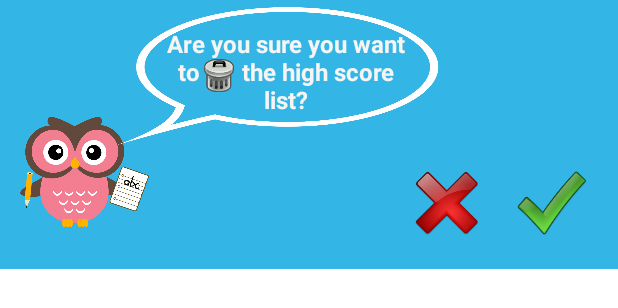
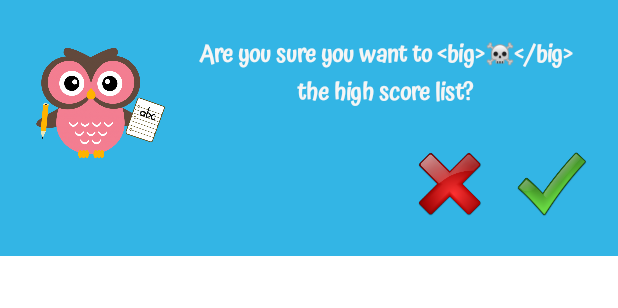
Before and after one commit to dennisbr3003/MathThingy, an Android app: the layout dialog_delete_highscore.xml on its own in the app's theme, with its tools: preview values and no code run, on a phone screen of 412 x 824 dp. Shown: the top 308 px of the screen. Run offline under Robolectric (Android 15) with nearby library versions, the phone set to English and light mode, and no system bars; network calls fail.

Commit message:
Code clean-up

```diff
--- a/app/build.gradle
+++ b/app/build.gradle
@@ -3,7 +3,7 @@ plugins {
 }
 
 android {
-    compileSdk 34
+    compileSdk 35
 
     defaultConfig {
         applicationId "com.dennis_brink.android.mymaththingy"
@@ -32,7 +32,9 @@ dependencies {
 
     implementation 'androidx.appcompat:appcompat:1.7.0'
     implementation 'com.google.android.material:material:1.12.0'
-    implementation 'androidx.constraintlayout:constraintlayout:2.1.4'
+    implementation 'androidx.constraintlayout:constraintlayout:2.2.0'
+    // https://stackoverflow.com/questions/37904739/html-fromhtml-deprecated-in-android-n
+    implementation 'androidx.core:core:1.15.0'
     implementation files('../libs/commons-lang3-3.12.0.jar')
     testImplementation 'junit:junit:4.13.2'
     androidTestImplementation 'androidx.test.ext:junit:1.2.1'
--- a/app/src/main/java/com/dennis_brink/android/mymaththingy/IHighScoreDialogListener.java
+++ /dev/null
@@ -1,5 +0,0 @@
-package com.dennis_brink.android.mymaththingy;
-
-public interface IHighScoreDialogListener {
-    void processHighScoreName(String text, String key);
-}
--- a/app/src/main/java/com/dennis_brink/android/mymaththingy/gamecore/GameCore.java
+++ b/app/src/main/java/com/dennis_brink/android/mymaththingy/gamecore/GameCore.java
@@ -79,7 +79,6 @@ public class GameCore extends Application implements IGameCore {
         try {
             webClient.saveScores();
         } catch (JsonProcessingException e) {
-            // sendRegistrationFailure( e.getMessage());
             Log.d("DENNIS_B", "error using webclient " + e.getMessage());
         }
     }
--- a/app/src/main/res/layout/actionbar.xml
+++ b/app/src/main/res/layout/actionbar.xml
@@ -15,7 +15,7 @@
         android:layout_width="50dp"
         android:layout_height="50dp"
         android:padding="5dp"
-        android:src="@drawable/game_icon"
+        android:src="@drawable/game_icon_v3"
         app:layout_constraintBottom_toBottomOf="parent"
         app:layout_constraintStart_toStartOf="parent"
         app:layout_constraintTop_toTopOf="parent"
--- a/app/src/main/res/layout/dialog_delete_highscore.xml
+++ b/app/src/main/res/layout/dialog_delete_highscore.xml
@@ -7,37 +7,27 @@
     android:background="@color/holo_blue_light">
 
     <ImageView
-        android:id="@+id/imageView3"
+        android:id="@+id/ivOwlNote"
         android:layout_width="86dp"
         android:layout_height="89dp"
-        android:layout_marginStart="13dp"
-        android:layout_marginTop="70dp"
-        android:layout_marginBottom="20dp"
-        app:layout_constraintBottom_toBottomOf="parent"
+        android:layout_marginStart="24dp"
+        android:layout_marginTop="24dp"
+        android:layout_marginEnd="8dp"
+        app:layout_constraintEnd_toStartOf="@+id/txtMessage"
         app:layout_constraintStart_toStartOf="parent"
         app:layout_constraintTop_toTopOf="parent"
         app:srcCompat="@drawable/owl_note" />
 
     <ImageView
-        android:id="@+id/imgTrashCan"
-        android:layout_width="20dp"
-        android:layout_height="23dp"
-        app:layout_constraintBottom_toBottomOf="@+id/txtMessage"
-        app:layout_constraintEnd_toEndOf="@+id/txtMessage"
-        app:layout_constraintHorizontal_bias="0.183"
-        app:layout_constraintStart_toStartOf="@+id/txtMessage"
-        app:layout_constraintTop_toTopOf="@+id/txtMessage"
-        app:layout_constraintVertical_bias="0.583"
-        app:srcCompat="@drawable/delete_trash_color" />
-
-    <ImageView
         android:id="@+id/imgOk"
         android:layout_width="48dp"
         android:layout_height="48dp"
+        android:layout_marginTop="24dp"
         android:layout_marginEnd="20dp"
-        android:layout_marginBottom="20dp"
+        android:layout_marginBottom="24dp"
         app:layout_constraintBottom_toBottomOf="parent"
         app:layout_constraintEnd_toEndOf="parent"
+        app:layout_constraintTop_toBottomOf="@+id/txtMessage"
         app:srcCompat="@drawable/check"
         tools:ignore="ImageContrastCheck" />
 
@@ -45,35 +35,30 @@
         android:id="@+id/imgNotOk"
         android:layout_width="48dp"
         android:layout_height="48dp"
-        android:layout_marginEnd="90dp"
-        android:layout_marginBottom="20dp"
+        android:layout_marginTop="24dp"
+        android:layout_marginEnd="20dp"
+        android:layout_marginBottom="24dp"
         app:layout_constraintBottom_toBottomOf="parent"
-        app:layout_constraintEnd_toEndOf="parent"
+        app:layout_constraintEnd_toStartOf="@+id/imgOk"
+        app:layout_constraintTop_toBottomOf="@+id/txtMessage"
         app:srcCompat="@drawable/delete"
         tools:ignore="ImageContrastCheck" />
 
     <TextView
         android:id="@+id/txtMessage"
-        android:layout_width="162dp"
+        android:layout_width="0dp"
         android:layout_height="wrap_content"
-        android:layout_marginStart="110dp"
-        android:layout_marginTop="18dp"
-        android:text="Are you sure you want to       the high score list?"
+        android:layout_marginStart="8dp"
+        android:layout_marginTop="24dp"
+        android:layout_marginEnd="24dp"
+        android:fontFamily="@font/atma_medium"
+        android:text="@string/_clearhighscore"
         android:textAlignment="center"
         android:textColor="@color/WhiteSmoke"
         android:textSize="16sp"
         android:textStyle="bold"
-        app:layout_constraintStart_toStartOf="parent"
+        app:layout_constraintEnd_toEndOf="parent"
+        app:layout_constraintStart_toEndOf="@+id/ivOwlNote"
         app:layout_constraintTop_toTopOf="parent" />
 
-    <ImageView
-        android:id="@+id/imageView5"
-        android:layout_width="227dp"
-        android:layout_height="97dp"
-        android:layout_marginStart="70dp"
-        android:layout_marginTop="2dp"
-        android:scaleType="fitXY"
-        app:layout_constraintStart_toStartOf="parent"
-        app:layout_constraintTop_toTopOf="parent"
-        app:srcCompat="@drawable/speech_bubble" />
 </androidx.constraintlayout.widget.ConstraintLayout>
--- a/app/src/main/res/layout/dialog_exit_game.xml
+++ b/app/src/main/res/layout/dialog_exit_game.xml
@@ -7,7 +7,7 @@
     android:background="@color/holo_blue_light">
 
     <ImageView
-        android:id="@+id/imageView3"
+        android:id="@+id/ivOwlNote"
         android:layout_width="86dp"
         android:layout_height="89dp"
         android:layout_marginStart="13dp"
@@ -55,7 +55,7 @@
         app:layout_constraintTop_toTopOf="parent" />
 
     <ImageView
-        android:id="@+id/imageView5"
+        android:id="@+id/ivTextBalloon"
         android:layout_width="227dp"
         android:layout_height="97dp"
         android:layout_marginStart="70dp"
--- a/app/src/main/res/values/strings.xml
+++ b/app/src/main/res/values/strings.xml
@@ -20,7 +20,7 @@
     <string name="_correctanswer">Congratulations, your answer %s is correct</string>
     <string name="_yourscore">You scored an amazing %s points!</string>
     <string name="_streakwin">Extra congratulations to you! This is your %s %s answers win streak. You get an extra life and you receive %s * %s = %s bonus points!</string>
-    <string name="_enterhighscore">You ranked %s on the high score list. Enter your name and claim your place!</string>
+    <string name="_enterhighscore"><![CDATA[You ranked<big><b><font color="#000000">&nbsp;&nbsp;%1s&nbsp;&nbsp;</font></b></big>on the high score list. Enter your name and claim your place!]]></string>
     <string name="_0">0</string>
     <string name="_streakcaps">Streak</string>
     <string name="_life">Life</string>
@@ -88,4 +88,5 @@
     <string name="_explanation">No worries, just uncheck <b>\"Compete online\"</b> right above me and hit <b>\"Save\"</b> below. All your online data, if any, will be deleted.\nYour local data will be save and untouched and that, of course, includes your precious <b>HIGH SCORES</b>.\nYou can go back online and compete at any time. Just check <b>\"Compete online\"</b> and hit <b>\"Save\"</b>. Soon enough you will be calculating the competition to another galaxy!.👌</string>
     <string name="_online">Why not start playing online !?</string>
     <string name="_onLineExplanation">Just check <b>\"Compete online\"</b> right above me and hit <b>\"Save\"</b> below. Your already achieved <b>HIGH SCORES</b> will be submitted to the internet and you start competing and flexing your calculation skills 🤓 immediately.\nHad enough? Just uncheck <b>\"Compete online\"</b> and hit <b>\"Save\"</b>. Your online presence will be deleted completely, your local data will <b>not</b>.🙂</string>
+    <string name="_clearhighscore"><![CDATA[Are you sure you want to <big>☠️</big> the high score list?]]></string>
 </resources>
```
Also changed, not shown: app/src/main/java/com/dennis_brink/android/mymaththingy/DialogWrapper.java (+11 -89 lines), app/src/main/java/com/dennis_brink/android/mymaththingy/FileWrapper.java (deleted, +0 -63 lines), app/src/main/java/com/dennis_brink/android/mymaththingy/HighScore.java (deleted, +0 -272 lines), app/src/main/java/com/dennis_brink/android/mymaththingy/HighScoreActivity.java (+0 -13 lines), app/src/main/java/com/dennis_brink/android/mymaththingy/Receiver.java (+9 -22 lines), app/src/main/java/com/dennis_brink/android/mymaththingy/ResultActivity.java (+18 -26 lines), app/src/main/res/layout/dialog_win_streak.xml (+6 -6 lines).
